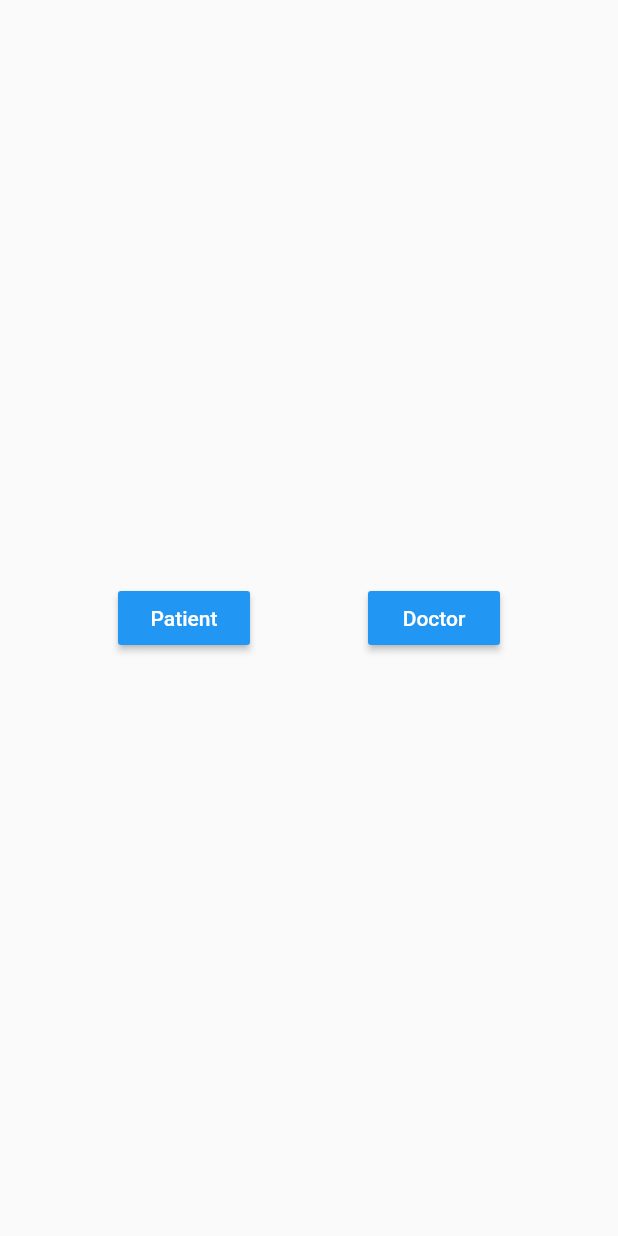
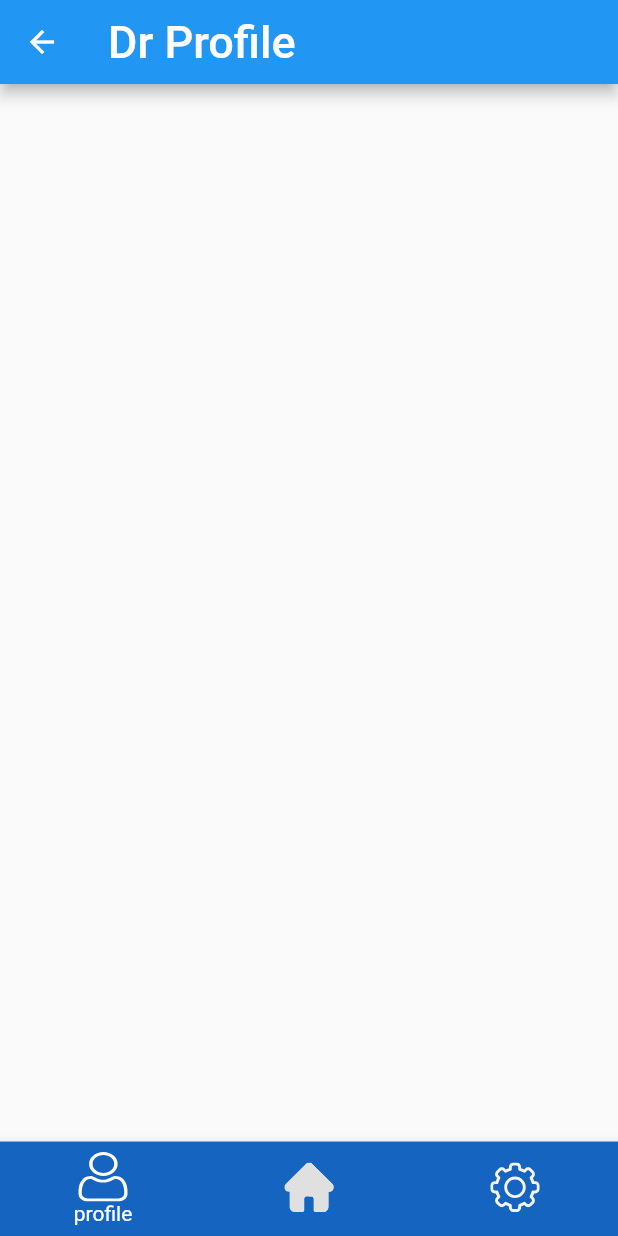
Before and after one commit to AhmedEzz00/samrt-vitals, a Flutter app: the screen it shows after launch, after a tap on "Doctor", on a phone screen of 412 x 824 dp. Run offline on Flutter 3.47's test engine with Material 2 defaults, Android fonts, the phone set to English and light mode, and no system bars; our stand-ins replace flutter_bluetooth_serial, flutter_svg, lottie, outline_gradient_button, syncfusion_flutter_charts; missing offline and left inert: dart:ffi.

Commit message:
Doctor screens 25/10/2021

```diff
--- a/lib/main.dart
+++ b/lib/main.dart
@@ -2,6 +2,7 @@ import 'package:flutter/material.dart';
 import 'package:flutter/services.dart';
 import 'package:provider/provider.dart';
 import 'package:smart_vitals/providers/bluetooth_provider.dart';
+import 'package:smart_vitals/screens/doctor%20screens/doctor_main_screen.dart';
 import 'package:smart_vitals/screens/login%20screen.dart';
 import 'package:smart_vitals/screens/patient%20screens/main%20screens/patient_main_screen.dart';
 import 'package:smart_vitals/screens/patient%20screens/vitals%20screens/patient_additional_services_screen.dart';
@@ -36,9 +37,9 @@ class MyApp extends StatelessWidget {
       ],
       child: MaterialApp(
         theme: ThemeData(),
-        initialRoute: '/',
         routes: {
-          PatientMainScreen.screenName: (context)=> PatientMainScreen(),
+          PatientMainScreen.screenName: (context) => PatientMainScreen(),
+          DoctorMainScreen.screenName: (context) => DoctorMainScreen(),
           AdditionalServicesScreen.screenName: (context) =>
               AdditionalServicesScreen(),
           BloodPressureAndGlucoseScreen.screenName: (context) =>
--- /dev/null
+++ b/lib/screens/doctor screens/doctor_main_screen.dart
@@ -0,0 +1,71 @@
+import 'package:flutter/material.dart';
+import 'package:flutter/painting.dart';
+import 'package:flutter_svg/flutter_svg.dart';
+
+import 'doctor_home.dart';
+import 'dr.profie_page.dart';
+
+class DoctorMainScreen extends StatefulWidget {
+  static const screenName = 'DoctorMainScreen';
+
+  @override
+  _DoctortMainScreenState createState() => _DoctortMainScreenState();
+}
+
+class _DoctortMainScreenState extends State<DoctorMainScreen> {
+  int? _selectedIndex;
+
+  static List<Widget> _screens = [
+    DrProfile(),
+    DoctorHomeScreen(),
+  ];
+
+  @override
+  Widget build(BuildContext context) {
+    Size deviceSize = MediaQuery.of(context).size;
+    return SafeArea(
+      child: Scaffold(
+        backgroundColor: Colors.blue[50],
+        bottomNavigationBar: BottomNavigationBar(
+          fixedColor: Colors.white,
+          showUnselectedLabels: false,
+          currentIndex: _selectedIndex ?? 0,
+          onTap: (index) {
+            setState(() {
+              _selectedIndex = index;
+            });
+          },
+          unselectedLabelStyle: TextStyle(color: Colors.grey[100]),
+          selectedLabelStyle: TextStyle(color: Colors.white),
+          //fixedColor: Colors.white,
+          backgroundColor: Colors.blue[800],
+          items: [
+            BottomNavigationBarItem(
+              label: 'profile',
+              icon: SvgPicture.asset('assets/images/Group.svg',
+                  height: deviceSize.height * 0.04),
+            ),
+            BottomNavigationBarItem(
+              label: 'home',
+              icon: Container(
+                child: SvgPicture.asset(
+                  'assets/images/home.svg',
+                  height: deviceSize.height * 0.04,
+                  color: Colors.grey[300],
+                ),
+              ),
+            ),
+            BottomNavigationBarItem(
+              label: 'settings',
+              icon: SvgPicture.asset('assets/images/settings.svg',
+                  color: Colors.grey[100], height: deviceSize.height * 0.04),
+            ),
+          ],
+        ),
+        body: Center(
+          child: _screens[_selectedIndex ?? 0],
+        ),
+      ),
+    );
+  }
+}
--- /dev/null
+++ b/lib/screens/doctor screens/dr.profie_page.dart
@@ -0,0 +1,32 @@
+import 'package:flutter/material.dart';
+
+class DrProfile extends StatefulWidget {
+  @override
+  _DrProfileState createState() => _DrProfileState();
+}
+
+class _DrProfileState extends State<DrProfile> {
+  @override
+  Widget build(BuildContext context) {
+    var size = MediaQuery.of(context).size;
+    return Scaffold(
+      appBar: AppBar(
+        title: Text(
+          'Dr Profile',
+          style: TextStyle(
+            fontSize: 30,
+            color: Colors.white,
+          ),
+        ),
+      ),
+      body: Column(
+        crossAxisAlignment: CrossAxisAlignment.start,
+        children: [
+          Card(
+            elevation: 5,
+          ),
+        ],
+      ),
+    );
+  }
+}
--- a/lib/screens/login screen.dart
+++ b/lib/screens/login screen.dart
@@ -1,4 +1,5 @@
 import 'package:flutter/material.dart';
+import 'package:smart_vitals/screens/doctor%20screens/doctor_main_screen.dart';
 import 'package:smart_vitals/screens/patient%20screens/main%20screens/patient_main_screen.dart';
 
 class LoginScreen extends StatefulWidget {
@@ -32,7 +33,9 @@ class _LoginScreenState extends State<LoginScreen> {
               'Doctor',
               style: TextStyle(color: Colors.white),
             ),
-            onPressed: () {},
+            onPressed: () {
+              Navigator.of(context).pushNamed(DoctorMainScreen.screenName);
+            },
           )
         ],
       )),
```
Also changed, not shown: lib/screens/doctor screens/doctor_home.dart (added, +94 -0 lines), pubspec.lock.
